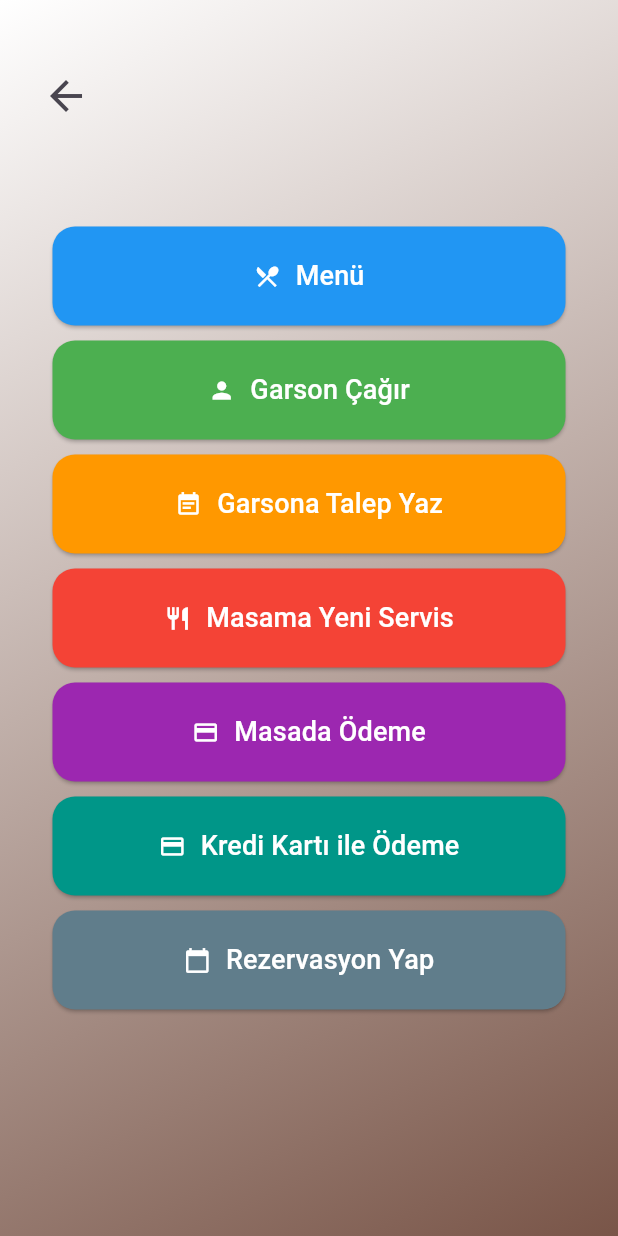
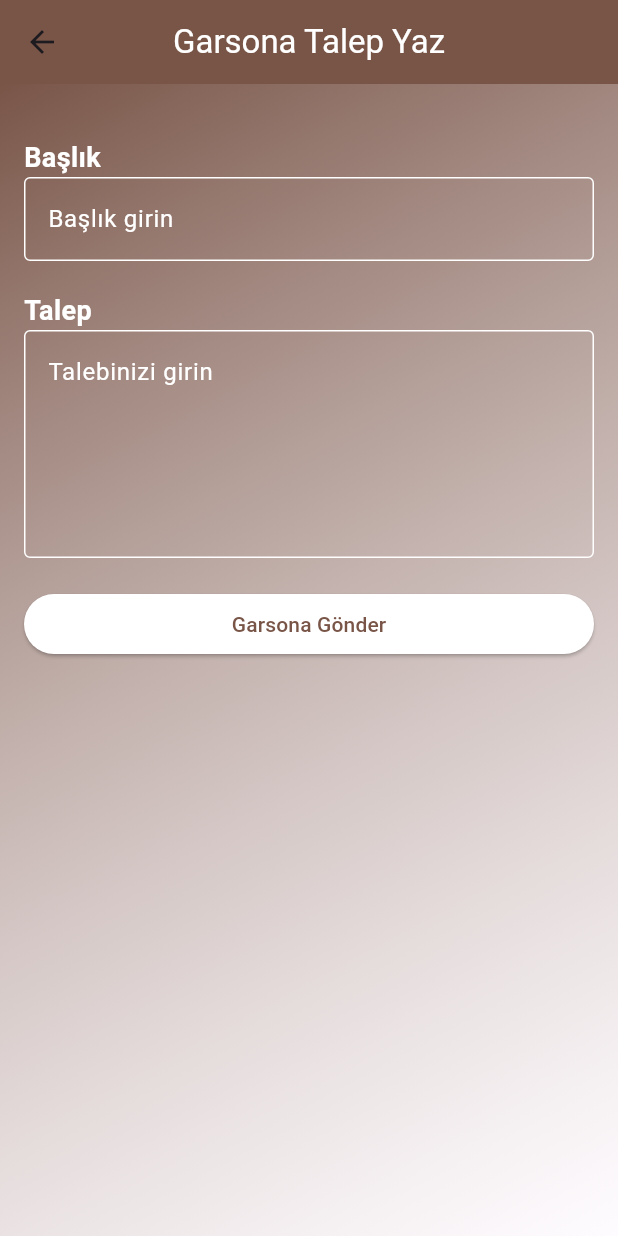
Before and after one commit to esramukaddescetin/flutter-Restaurant-App, a Flutter app: the QuickRequestsPage screen opened by its route, after a tap on "Garsona Talep Yaz", on a phone screen of 412 x 824 dp. Run offline on Flutter 3.47's test engine with Material 3 defaults, Android fonts, the phone set to English and light mode, and no system bars.

Commit message:
Waiter request page was designed

```diff
--- a/lib/main.dart
+++ b/lib/main.dart
@@ -2,6 +2,7 @@ import 'package:flutter/material.dart';
 import 'package:restaurant_app/quick_requests.dart';
 import 'package:restaurant_app/signup.dart';
 import 'package:restaurant_app/staff_login.dart';
+import 'package:restaurant_app/waiter_request.dart';
 
 import 'forgot_password.dart';
 import 'home_page.dart';
@@ -18,7 +19,7 @@ class RestaurantApp extends StatelessWidget {
     return MaterialApp(
       initialRoute: '/',
       routes: {
-        '/': (context) => HomePage(),
+        '/': (context) => WaiterRequestPage(),
         '/homePage': (context) => HomePage(),
         '/loginPage': (context) => LoginPage(),
         '/signPage': (context) => RegisterScreen(),
@@ -26,6 +27,7 @@ class RestaurantApp extends StatelessWidget {
         '/staffloginPage': (context) => StaffLoginPage(),
         '/quickrequestsPage': (context) => QuickRequestsPage(),
         '/menuPage': (context) => MenuPage(),
+        '/waiterRequestPage': (context) => WaiterRequestPage(),
       },
     );
   }
--- a/lib/my_widgets.dart
+++ b/lib/my_widgets.dart
@@ -83,3 +83,17 @@ class IconBack extends StatelessWidget {
     );
   }
 }
+
+//Yanar dönerli arka plan rengi
+BoxDecoration WidgetBackcolor(Color color1, Color color2) {
+  return BoxDecoration(
+    gradient: LinearGradient(
+      begin: Alignment.topLeft,
+      end: Alignment.bottomRight,
+      colors: [
+        color1,
+        color2,
+      ],
+    ),
+  );
+}
--- a/lib/quick_requests.dart
+++ b/lib/quick_requests.dart
@@ -2,7 +2,13 @@ import 'package:flutter/material.dart';
 
 import 'my_widgets.dart';
 
-class QuickRequestsPage extends StatelessWidget {
+class QuickRequestsPage extends StatefulWidget {
+  @override
+  State<QuickRequestsPage> createState() => _QuickRequestsPageState();
+}
+
+class _QuickRequestsPageState extends State<QuickRequestsPage> {
+  late Color buttonColor;
   @override
   Widget build(BuildContext context) {
     return Scaffold(
@@ -10,15 +16,9 @@ class QuickRequestsPage extends StatelessWidget {
       body: Stack(
         children: [
           Container(
-            decoration: BoxDecoration(
-              gradient: LinearGradient(
-                begin: Alignment.topLeft,
-                end: Alignment.bottomRight,
-                colors: [
-                  Colors.white,
-                  Colors.brown,
-                ],
-              ),
+            decoration: WidgetBackcolor(
+              Colors.white,
+              Colors.brown,
             ),
             child: Padding(
               padding: const EdgeInsets.all(35.0),
@@ -36,8 +36,14 @@ class QuickRequestsPage extends StatelessWidget {
                     // Garson çağırıldı mesajı dön ekrana
                   }),
                   SizedBox(height: 10),
-                  buildQuickRequestButton(Icons.event_note, 'Garsona Talep Yaz',
-                      Colors.orange, () {}),
+                  buildQuickRequestButton(
+                    Icons.event_note,
+                    'Garsona Talep Yaz',
+                    Colors.orange,
+                    () {
+                      Navigator.pushNamed(context, '/waiterRequestPage');
+                    },
+                  ),
                   SizedBox(height: 10),
                   buildQuickRequestButton(
                     Icons.restaurant,
@@ -62,15 +68,33 @@ class QuickRequestsPage extends StatelessWidget {
                   ),
                   SizedBox(height: 10),
                   buildQuickRequestButton(
-                      Icons.payment, 'Masada Ödeme', Colors.purple, () {
-                    //Masada Ödeme talebiniz alındı mesajını ekrana yazdır
-                  }),
+                    Icons.payment,
+                    'Masada Ödeme',
+                    Colors.purple,
+                    () {
+                      //Masada Ödeme talebiniz alındı mesajını ekrana yazdır
+                    },
+                  ),
                   SizedBox(height: 10),
-                  buildQuickRequestButton(Icons.credit_card,
-                      'Kredi Kartı ile Ödeme', Colors.teal, () {}),
+                  buildQuickRequestButton(
+                    Icons.credit_card,
+                    'Kredi Kartı ile Ödeme',
+                    Colors.teal,
+                    () {},
+                  ),
                   SizedBox(height: 10),
-                  buildQuickRequestButton(Icons.calendar_today,
-                      'Rezervasyon Yap', Colors.blueGrey, () {}),
+                  buildQuickRequestButton(
+                    Icons.calendar_today,
+                    'Rezervasyon Yap',
+                    Colors.blueGrey,
+                    () {
+                      setState(() {
+                        backgroundColor:
+                        MaterialStateProperty.all<Color>(Colors.white);
+                        Text('Rezervazyon Yapıldı');
+                      });
+                    },
+                  ),
                 ],
               ),
             ),
--- /dev/null
+++ b/lib/waiter_request.dart
@@ -0,0 +1,128 @@
+import 'package:flutter/material.dart';
+
+import 'my_widgets.dart';
+
+class WaiterRequestPage extends StatelessWidget {
+  @override
+  Widget build(BuildContext context) {
+    return Scaffold(
+      appBar: AppBar(
+        centerTitle: true,
+        title: Text(
+          'Garsona Talep Yaz',
+          style: TextStyle(
+            color: Colors.white,
+          ),
+        ),
+        backgroundColor: Colors.brown,
+      ),
+      body: Container(
+        decoration: WidgetBackcolor(
+          Colors.brown,
+          Colors.white60,
+        ),
+        child: Padding(
+          padding: EdgeInsets.all(16.0),
+          child: Column(
+            crossAxisAlignment: CrossAxisAlignment.stretch,
+            children: [
+              SizedBox(height: 20),
+              Text(
+                'Başlık',
+                style: TextStyle(
+                    fontSize: 18,
+                    fontWeight: FontWeight.bold,
+                    color: Colors.white),
+              ),
+              TextFormField(
+                style: TextStyle(
+                  color: Colors.white,
+                ),
+                decoration: InputDecoration(
+                  hintText: 'Başlık girin',
+                  hintStyle: TextStyle(
+                    color: Colors.white,
+                  ),
+                  border: OutlineInputBorder(),
+                  enabledBorder: OutlineInputBorder(
+                    borderSide: BorderSide(color: Colors.white),
+                  ),
+                  focusedBorder: OutlineInputBorder(
+                    borderSide: BorderSide(color: Colors.white),
+                  ),
+                ),
+              ),
+              SizedBox(height: 20),
+              Text(
+                'Talep',
+                style: TextStyle(
+                    fontSize: 18,
+                    fontWeight: FontWeight.bold,
+                    color: Colors.white),
+              ),
+              TextFormField(
+                style: TextStyle(
+                  color: Colors.white,
+                ),
+                maxLines: 5,
+                decoration: InputDecoration(
+                  hintText: 'Talebinizi girin',
+                  hintStyle: TextStyle(
+                    color: Colors.white,
+                  ),
+                  border: OutlineInputBorder(
+                      //      borderSide: BorderSide(
+                      //      color: Colors.white,
+                      //  ),
+                      ),
+                  focusedBorder: OutlineInputBorder(
+                    borderSide: BorderSide(color: Colors.white),
+                  ),
+                  enabledBorder: OutlineInputBorder(
+                    borderSide: BorderSide(color: Colors.white),
+                  ),
+                ),
+              ),
+              SizedBox(height: 20),
+              ElevatedButton(
+                style: ButtonStyle(
+                  backgroundColor: MaterialStatePropertyAll(
+                    Colors.white,
+                  ),
+                ),
+                onPressed: () {
+                  // Garsona talebi gönder
+                  // Buraya gönderme işlemleri eklenebilir
+                  // Örneğin, bir API'ye POST isteği yapabilirsiniz.
+                  ScaffoldMessenger.of(context).showSnackBar(
+                    SnackBar(
+                      content: Text(
+                        'Talebiniz gönderildi!',
+                        style: TextStyle(
+                          color: Colors.white,
+                        ),
+                      ),
+                    ),
+                  );
+                },
+                child: Text(
+                  'Garsona Gönder',
+                  style: TextStyle(
+                    color: Colors.brown,
+                  ),
+                ),
+              ),
+            ],
+          ),
+        ),
+      ),
+    );
+  }
+}
+
+void main() {
+  runApp(MaterialApp(
+    debugShowCheckedModeBanner: false,
+    home: WaiterRequestPage(),
+  ));
+}
```
Also changed, not shown: lib/forgot_password.dart (+3 -6 lines), lib/login_page.dart (+3 -9 lines), lib/menu_page.dart (+5 -9 lines), lib/signup.dart (+4 -9 lines), lib/staff_login.dart (+3 -7 lines).
